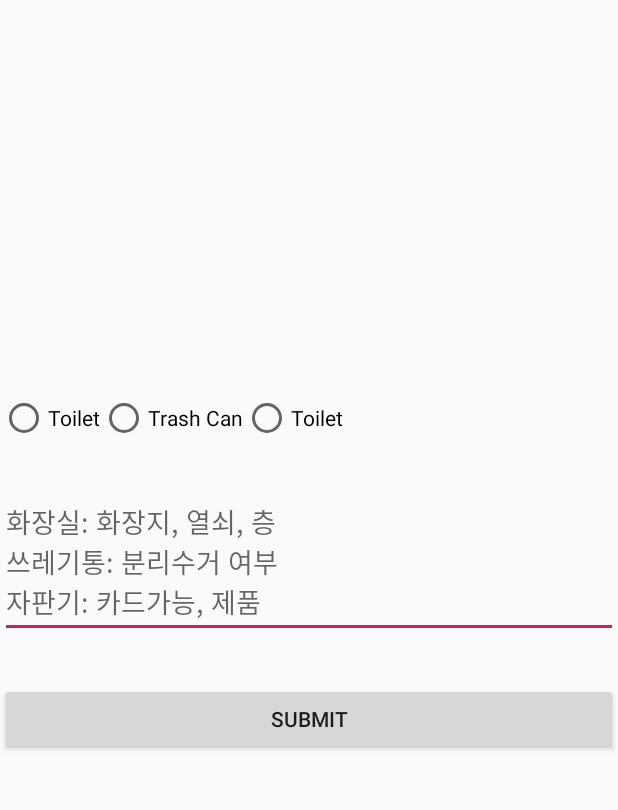
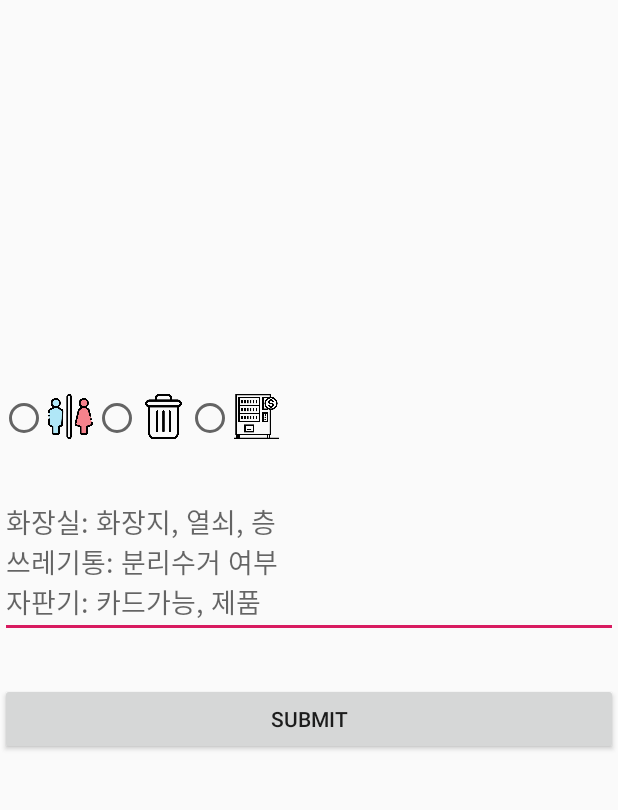
Before and after one commit to ChoiysApple/Project-Sonagi, an Android app: the SecondActivity screen opened directly, with no data from a screen before it, on a phone screen of 412 x 824 dp, the part 98-908 px from its top. Run offline under Robolectric (Android 15) with nearby library versions, the phone set to English and light mode, and no system bars.

Commit message:
UI color change

```diff
--- a/App/Sonagi/app/src/main/res/layout/activity_main.xml
+++ b/App/Sonagi/app/src/main/res/layout/activity_main.xml
@@ -19,8 +19,7 @@
         android:id="@+id/fragment1"
         android:name="com.example.price_this.sonagi.SelcetionFragment"
         android:layout_width="match_parent"
-        android:layout_height="wrap_content"
-        android:visibility="invisible"/>
+        android:layout_height="wrap_content" />
 
     <android.support.design.widget.FloatingActionButton
         android:id="@+id/fab"
@@ -28,6 +27,8 @@
         android:layout_height="wrap_content"
         android:layout_gravity="bottom|end"
         android:layout_margin="16dp"
+        android:buttonTint="#008477"
+        app:backgroundTint="#008477"
         app:srcCompat="@android:drawable/ic_input_add" />
 
 
--- a/App/Sonagi/app/src/main/res/layout/activity_second.xml
+++ b/App/Sonagi/app/src/main/res/layout/activity_second.xml
@@ -20,21 +20,41 @@
         android:layout_height="wrap_content"
         android:orientation="horizontal">
 
+
+
         <RadioButton
             android:id = "@+id/radioToilet"
             android:layout_width="wrap_content"
             android:layout_height="wrap_content"
-            android:text="Toilet"/>
+            android:text=""/>
+        <ImageView
+            android:layout_width="30dp"
+            android:layout_height="30dp"
+            android:layout_marginRight="0dp"
+            android:src="@drawable/toilet_color" />
+
+
         <RadioButton
             android:id = "@+id/radioTrash"
             android:layout_width="wrap_content"
             android:layout_height="wrap_content"
-            android:text="Trash Can"/>
+            android:text=""/>
+        <ImageView
+            android:layout_width="30dp"
+            android:layout_height="30dp"
+            android:layout_marginRight="0dp"
+            android:src="@drawable/trashcan" />
+
         <RadioButton
             android:id = "@+id/radioVending"
             android:layout_width="wrap_content"
             android:layout_height="wrap_content"
-            android:text="Toilet"/>
+            android:text=""/>
+        <ImageView
+            android:layout_width="30dp"
+            android:layout_height="30dp"
+            android:layout_marginRight="0dp"
+            android:src="@drawable/vending_machine" />
 
     </RadioGroup>
 
```
Also changed, not shown: App/Sonagi/app/src/main/java/com/example/price_this/sonagi/MainActivity.java (+17 -0 lines), App/Sonagi/app/src/main/res/layout/fragment_selection.xml (+12 -7 lines).
